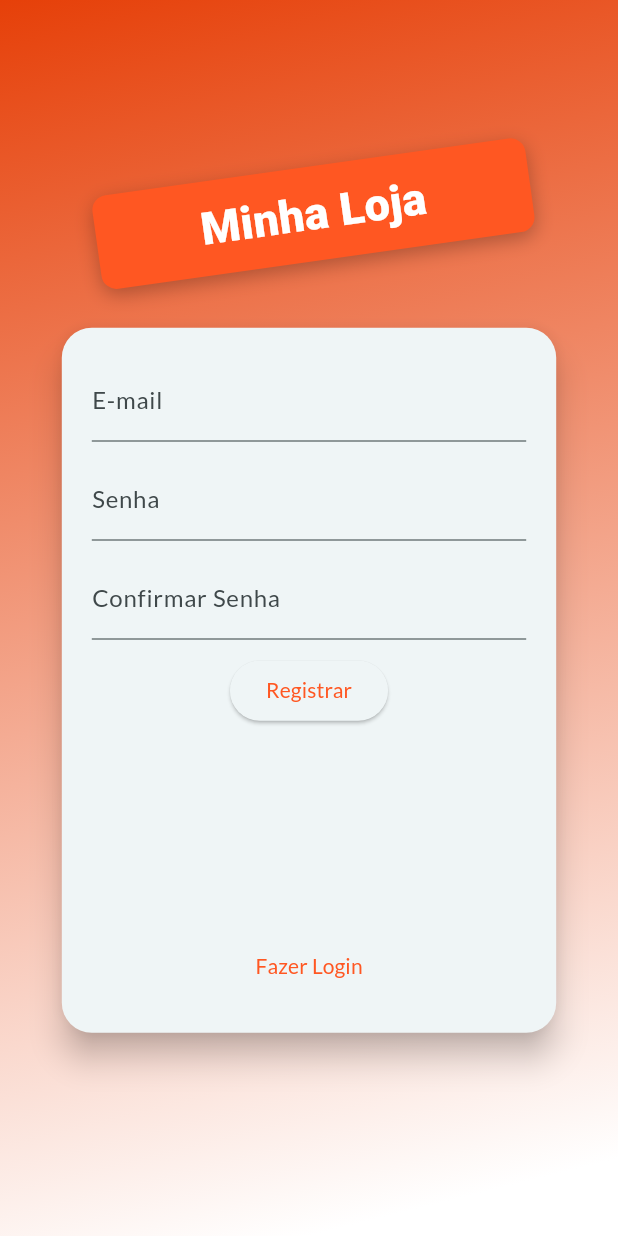
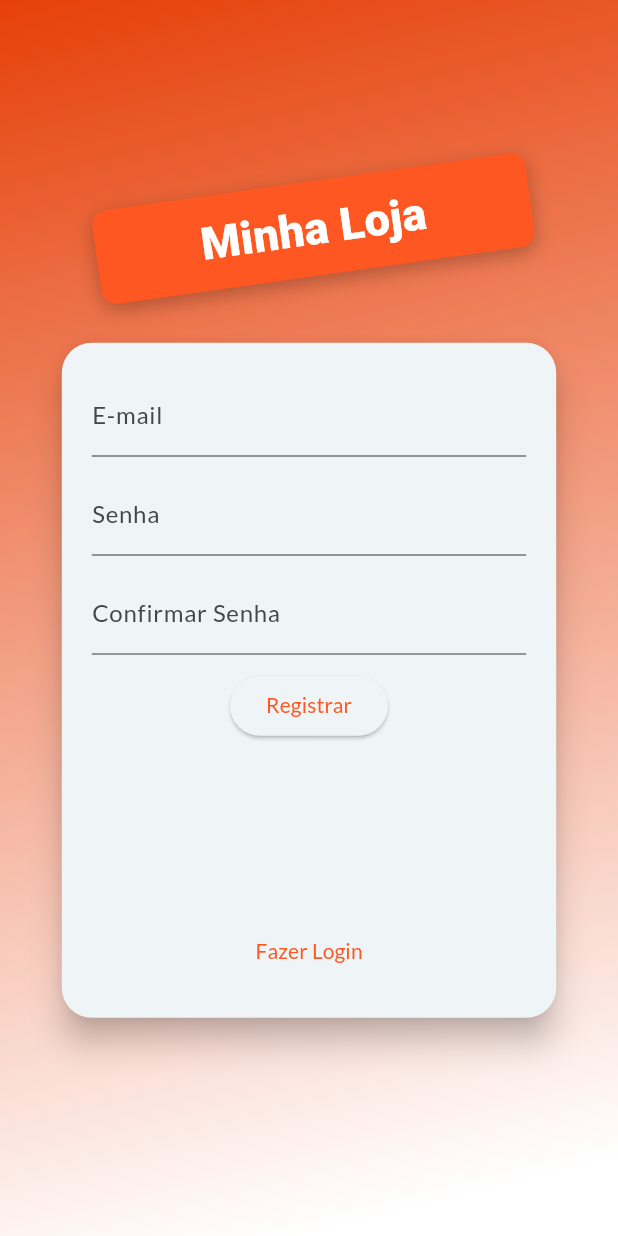
Before and after one commit to dbrito1992/shop-flutter, a Flutter app: the screen it shows after launch, after a tap on "Registrar", on a phone screen of 412 x 824 dp. Run offline on Flutter 3.47's test engine with Material 3 defaults, Android fonts, the phone set to English and light mode, and no system bars; our stand-ins replace shared_preferences; Roboto replaces fonts that are missing (Aton).

Commit message:
Animações aula inicial

```diff
--- a/lib/components/auth_form.dart
+++ b/lib/components/auth_form.dart
@@ -12,11 +12,14 @@ class AuthForm extends StatefulWidget {
   State<AuthForm> createState() => _AuthFormState();
 }
 
-class _AuthFormState extends State<AuthForm> {
+class _AuthFormState extends State<AuthForm>
+    with SingleTickerProviderStateMixin {
   AuthMode authMode = AuthMode.login;
   final passwordController = TextEditingController();
   final formKey = GlobalKey<FormState>();
   bool isLoading = false;
+  AnimationController? _controller;
+  Animation<Size>? _animationHeight;
 
   final authData = {"email": "", "password": ""};
 
@@ -74,14 +77,40 @@ class _AuthFormState extends State<AuthForm> {
   }
 
   @override
+  void initState() {
+    super.initState();
+
+    _controller = AnimationController(
+      vsync: this,
+      duration: Duration(milliseconds: 300),
+    );
+
+    _animationHeight = Tween(
+      begin: Size(double.infinity, 330),
+      end: Size(double.infinity, 450),
+    ).animate(CurvedAnimation(parent: _controller!, curve: Curves.linear));
+  }
+
+  @override
+  void dispose() {
+    super.dispose();
+    _controller?.dispose();
+  }
+
+  @override
   Widget build(BuildContext context) {
     final deviceWidth = MediaQuery.of(context).size;
+
+    _animationHeight?.addListener(() => setState(() {}));
     return Card(
       elevation: 9,
       shape: RoundedRectangleBorder(borderRadius: BorderRadius.circular(20)),
       child: Container(
         padding: EdgeInsets.all(20),
-        height: authMode == AuthMode.login ? 330 : 470,
+        //height: authMode == AuthMode.login ? 330 : 470,
+        height:
+            _animationHeight?.value.height ??
+            (authMode == AuthMode.login ? 330 : 450),
         width: deviceWidth.width * 0.80,
         child: Form(
           key: formKey,
@@ -151,15 +180,16 @@ class _AuthFormState extends State<AuthForm> {
               Spacer(),
               TextButton(
                 onPressed: () {
-                  if (authMode == AuthMode.login) {
-                    setState(() {
+                  setState(() {
+                    if (authMode == AuthMode.login) {
                       authMode = AuthMode.register;
-                    });
-                  } else {
-                    setState(() {
+                      _controller?.forward();
+                    } else {
                       authMode = AuthMode.login;
-                    });
-                  }
+
+                      _controller?.reverse();
+                    }
+                  });
                 },
                 child: authMode == AuthMode.login
                     ? Text("Registrar")
```
